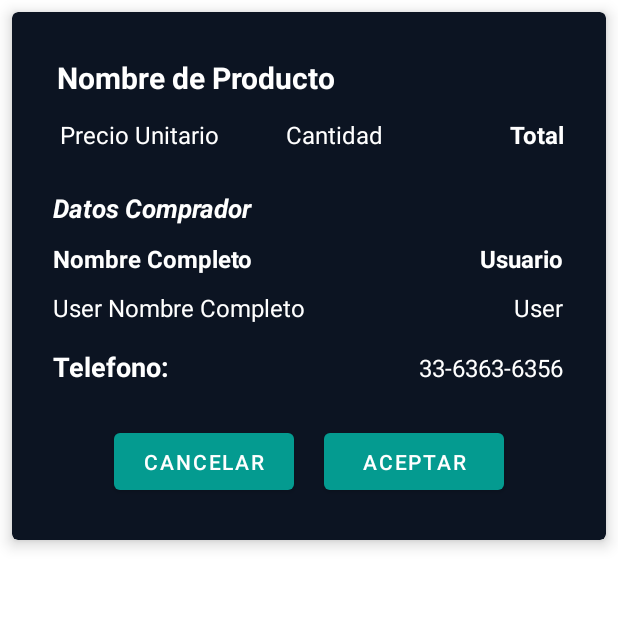
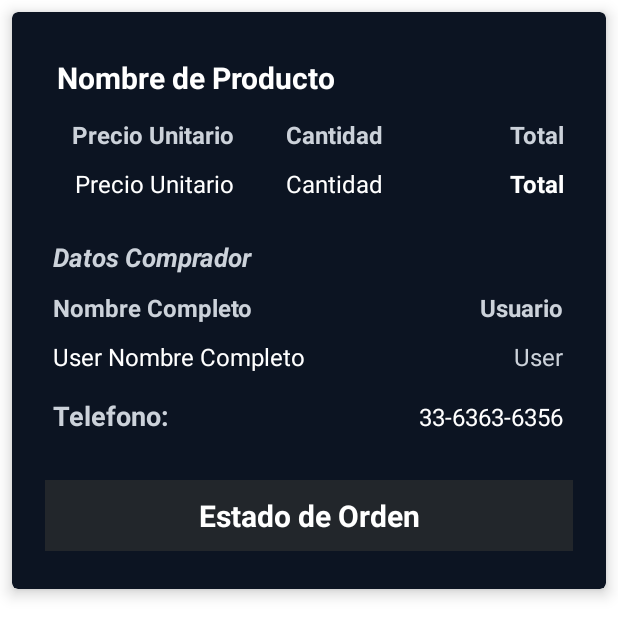
Before and after one commit to Drach23/UNIverse, an Android app: the layout order_table.xml on its own in the app's theme, with its tools: preview values and no code run, on a phone screen of 412 x 824 dp. Shown: the top 637 px of the screen. Run offline under Robolectric (Android 15) with nearby library versions, the phone set to English and light mode, and no system bars.

Commit message:
Añadiendo diseño para Estado de Pedido

```diff
--- a/app/src/main/res/layout/order_table.xml
+++ b/app/src/main/res/layout/order_table.xml
@@ -29,7 +29,7 @@
             android:layout_alignParentEnd="true"/>
 
         <LinearLayout
-            android:id="@+id/order_section_price_and_cant"
+            android:id="@+id/order_section_price_and_cant_only_text"
             android:layout_width="wrap_content"
             android:layout_height="wrap_content"
             android:padding="5dp"
@@ -39,20 +39,59 @@
             android:layout_below="@id/order_view_product_name">
 
             <TextView
-                android:layout_width="110dp"
+                android:layout_width="120dp"
+                android:layout_height="wrap_content"
+                android:text="Precio Unitario"
+                android:textStyle="bold"
+                android:textAlignment="textEnd"
+                android:textSize="16sp"
+                android:textColor="@color/gray"/>
+            <TextView
+                android:layout_width="100dp"
+                android:layout_height="wrap_content"
+                android:text="Cantidad"
+                android:textStyle="bold"
+                android:textAlignment="textEnd"
+                android:textSize="16sp"
+                android:textColor="@color/gray"/>
+            <TextView
+                android:layout_width="120dp"
+                android:layout_height="wrap_content"
+                android:text="Total"
+                android:textAlignment="textEnd"
+                android:textStyle="bold"
+                android:textSize="16sp"
+                android:textColor="@color/gray"/>
+        </LinearLayout>
+
+        <LinearLayout
+            android:id="@+id/order_section_price_and_cant"
+            android:layout_width="wrap_content"
+            android:layout_height="wrap_content"
+            android:padding="5dp"
+            android:orientation="horizontal"
+            android:layout_alignParentEnd="true"
+            android:layout_alignParentStart="true"
+            android:layout_below="@id/order_section_price_and_cant_only_text">
+
+            <TextView
+                android:id="@+id/order_cost"
+                android:layout_width="120dp"
                 android:layout_height="wrap_content"
                 android:text="Precio Unitario"
                 android:textAlignment="textEnd"
                 android:textSize="16sp"
                 android:textColor="@color/white"/>
             <TextView
-                android:layout_width="110dp"
+                android:id="@+id/order_cant"
+                android:layout_width="100dp"
                 android:layout_height="wrap_content"
                 android:text="Cantidad"
                 android:textAlignment="textEnd"
                 android:textSize="16sp"
                 android:textColor="@color/white"/>
             <TextView
+                android:id="@+id/order_total"
                 android:layout_width="120dp"
                 android:layout_height="wrap_content"
                 android:text="Total"
@@ -71,7 +110,7 @@
             android:text="Datos Comprador"
             android:textSize="17sp"
             android:textStyle="bold|italic"
-            android:textColor="@color/white"
+            android:textColor="@color/gray"
             android:layout_alignParentEnd="true"
             android:layout_alignParentStart="true"
             android:layout_below="@id/order_section_price_and_cant"/>
@@ -92,7 +131,7 @@
                 android:text="Nombre Completo"
                 android:textStyle="bold"
                 android:textSize="16sp"
-                android:textColor="@color/white"/>
+                android:textColor="@color/gray"/>
             <TextView
                 android:layout_width="140dp"
                 android:layout_height="wrap_content"
@@ -100,7 +139,7 @@
                 android:textAlignment="textEnd"
                 android:textStyle="bold"
                 android:textSize="16sp"
-                android:textColor="@color/white"/>
+                android:textColor="@color/gray"/>
         </LinearLayout>
 
         <LinearLayout
@@ -127,7 +166,7 @@
                 android:text="User"
                 android:textAlignment="textEnd"
                 android:textSize="16sp"
-                android:textColor="@color/white"/>
+                android:textColor="@color/gray"/>
         </LinearLayout>
 
         <LinearLayout
@@ -147,7 +186,7 @@
                 android:text="Telefono:"
                 android:textStyle="bold"
                 android:textSize="18sp"
-                android:textColor="@color/white"/>
+                android:textColor="@color/gray"/>
             <TextView
                 android:id="@+id/order_user_tel"
                 android:layout_width="200dp"
@@ -162,6 +201,7 @@
             android:id="@+id/order_section_buttons"
             android:layout_width="wrap_content"
             android:layout_height="wrap_content"
+            android:visibility="visible"
             android:layout_marginTop="15dp"
             android:padding="5dp"
             android:gravity="center"
@@ -171,6 +211,7 @@
             android:layout_below="@id/order_section_tel">
 
             <Button
+                android:id="@+id/order_btn_cancelar"
                 android:layout_width="120dp"
                 android:layout_height="50dp"
                 android:layout_marginStart="10dp"
@@ -178,6 +219,7 @@
                 android:text="Cancelar"
                 android:textColor="@color/white"/>
             <Button
+                android:id="@+id/order_btn_aceptar"
                 android:layout_width="120dp"
                 android:layout_height="50dp"
                 android:layout_marginStart="10dp"
@@ -186,6 +228,22 @@
                 android:textColor="@color/white"/>
         </LinearLayout>
 
+        <TextView
+            android:id="@+id/order_state_text"
+            android:layout_width="match_parent"
+            android:layout_height="wrap_content"
+            android:layout_marginTop="25dp"
+            android:padding="10dp"
+            android:text="Estado de Orden"
+            android:textColor="@color/white"
+            android:textSize="20sp"
+            android:textAlignment="center"
+            android:textStyle="bold"
+            android:background="@color/gray_toolbar"
+            android:layout_alignParentEnd="true"
+            android:layout_alignParentStart="true"
+            android:layout_below="@id/order_section_tel"/>
+
 
     </RelativeLayout>
 
```
